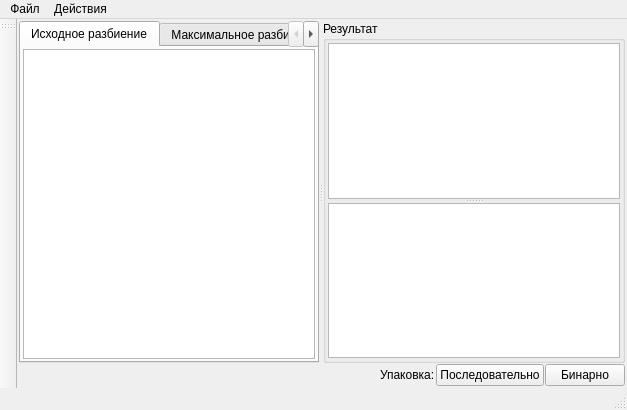
First picture: the form in D_Packing_GUI/mainwindow.ui, repository zingibertram/thesis-dissertation, before the edit.
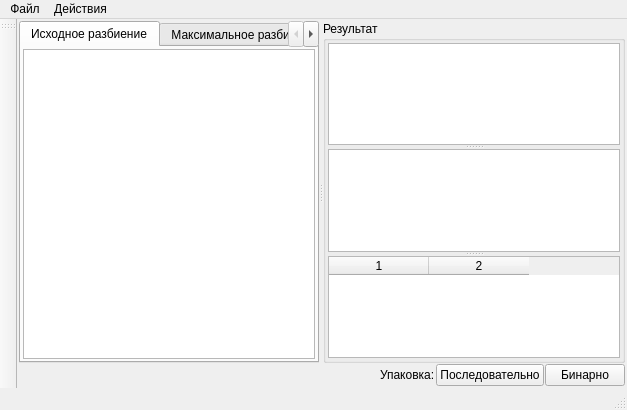
Second picture: the form after the edit. Custom widgets are drawn as their Qt base class.

The edit to the form file:
```diff
--- a/D_Packing_GUI/mainwindow.ui
+++ b/D_Packing_GUI/mainwindow.ui
@@ -97,6 +97,13 @@
           </property>
           <widget class="PolygonView" name="graphicsView_Result"/>
           <widget class="QTableWidget" name="tableWidget_Result"/>
+          <widget class="QTableWidget" name="tableWidget_Coords">
+           <property name="columnCount">
+            <number>2</number>
+           </property>
+           <column/>
+           <column/>
+          </widget>
          </widget>
         </item>
        </layout>
```
Left out of the diff: 31 changed lines with no effect on the pictures.
